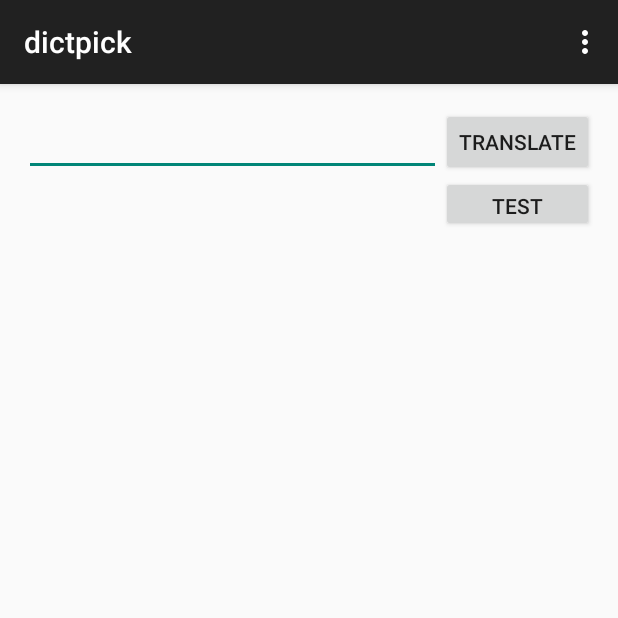
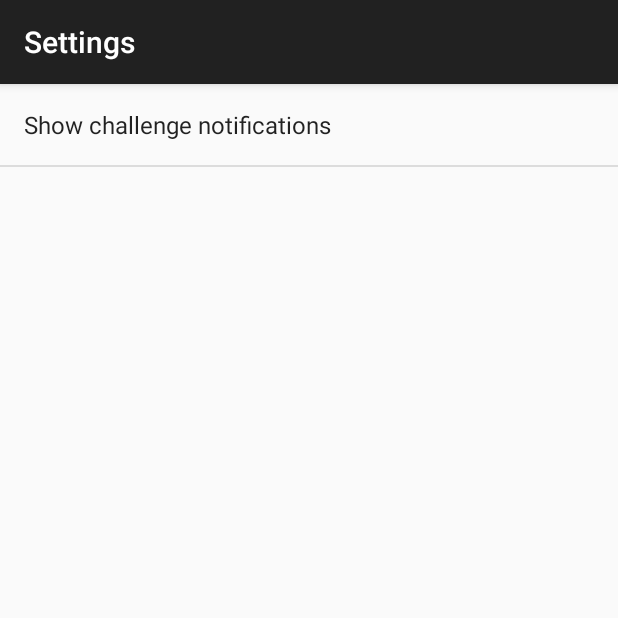
Before and after one commit to zarrro/dictpick, an Android app: the screen it shows after launch (MainActivity before the commit, SettingsActivity after it), in the options menu, after a tap on "Settings", on a phone screen of 412 x 824 dp, the top half of it. Run offline under Robolectric (Android 15) with nearby library versions, the phone set to English and light mode, and no system bars; network calls fail; 10 statements that could not run were skipped.

Commit message:
add recurring notification setting

```diff
--- /dev/null
+++ b/app/src/main/java/com/peevs/dictpick/ChallengeManager.java
@@ -0,0 +1,76 @@
+package com.peevs.dictpick;
+
+import android.app.AlarmManager;
+import android.app.PendingIntent;
+import android.content.Context;
+import android.content.Intent;
+import android.os.SystemClock;
+import android.util.Log;
+
+/**
+ * Created by zarrro on 5.10.2015 г..
+ */
+public class ChallengeManager {
+
+    private static final String TAG = ChallengeManager.class.getSimpleName();
+
+    public enum ChallengeFrequency {
+        NONE(-1), RARE(7200000), NORMAL(3600000), AGRESSIVE(60000), DEBUG(1000);
+
+        public int value;
+
+        ChallengeFrequency(int value) {
+            this.value = value;
+        }
+    }
+
+    public static final int DEBUG_NOTIFICA = 1000;
+    private final Context context;
+
+    public ChallengeManager(Context context) {
+        if (context == null)
+            throw new IllegalArgumentException("context is null");
+        this.context = context;
+    }
+
+    public void setRecurringChallenge(String frequency) {
+        setRecurringChallenge(ChallengeFrequency.valueOf(frequency));
+    }
+
+    public void setRecurringChallenge(ChallengeFrequency frequency) {
+        Log.i(TAG, "setRecurringChallenge frequency: " + frequency);
+        if (frequency != ChallengeFrequency.NONE) {
+            setRecurringChallenge(frequency.value);
+        } else {
+            disableRecurringChallange();
+        }
+    }
+
+    public void setRecurringChallenge(int delay) {
+        Log.i(TAG, "setRecurringChallenge delay: " + delay);
+
+        // AlarmManager will fire intent for the NotificationPublisher after specified time elapses
+
+        AlarmManager alarmManager =
+                (AlarmManager) context.getSystemService(Context.ALARM_SERVICE);
+        alarmManager.setRepeating(AlarmManager.ELAPSED_REALTIME_WAKEUP,
+                SystemClock.elapsedRealtime() + delay, delay, createPendingChallangeNotification());
+    }
+
+    private void disableRecurringChallange() {
+        Log.i(TAG, "disableRecurringChallange invoked");
+        // AlarmManager will fire intent for the NotificationPublisher after specified time elapses
+        AlarmManager alarmManager =
+                (AlarmManager) context.getSystemService(Context.ALARM_SERVICE);
+        alarmManager.cancel(createPendingChallangeNotification());
+    }
+
+    private PendingIntent createPendingChallangeNotification() {
+        // intent to invoke the NotificationPublisher
+        Intent notificationIntent = new Intent(context, NotificationPublisher.class);
+        PendingIntent pendingIntent =
+                PendingIntent.getBroadcast(context, 0, notificationIntent,
+                        PendingIntent.FLAG_UPDATE_CURRENT);
+        return pendingIntent;
+    }
+}
--- a/app/src/main/java/com/peevs/dictpick/MainActivity.java
+++ b/app/src/main/java/com/peevs/dictpick/MainActivity.java
@@ -1,12 +1,10 @@
 package com.peevs.dictpick;
 
-import android.app.AlarmManager;
-import android.app.PendingIntent;
-import android.content.Context;
 import android.content.Intent;
+import android.content.SharedPreferences;
 import android.os.AsyncTask;
 import android.os.Bundle;
-import android.os.SystemClock;
+import android.preference.PreferenceManager;
 import android.support.v7.app.AppCompatActivity;
 import android.text.Editable;
 import android.text.TextWatcher;
@@ -18,6 +16,9 @@ import android.widget.EditText;
 import android.widget.LinearLayout;
 import android.widget.TextView;
 import android.widget.Toast;
+
+import com.peevs.dictpick.settings.Settings;
+import com.peevs.dictpick.settings.SettingsActivity;
 
 import java.util.List;
 
@@ -35,12 +36,21 @@ public class MainActivity extends AppCompatActivity {
     protected void onCreate(Bundle savedInstanceState) {
         super.onCreate(savedInstanceState);
         setContentView(R.layout.activity_main);
+
+        PreferenceManager.setDefaultValues(this, R.xml.preferences, false);
+        SharedPreferences sharedPrefs = PreferenceManager.getDefaultSharedPreferences(this);
+
+        ChallengeManager cm = new ChallengeManager(this);
+        cm.setRecurringChallenge(
+                sharedPrefs.getString(Settings.PREF_KEY_RECURRING_CHALLENGE_FREQUENCY, "NONE"));
     }
 
     @Override
     public boolean onCreateOptionsMenu(Menu menu) {
         // Inflate the menu; this adds items to the action bar if it is present.
         getMenuInflater().inflate(R.menu.menu_main, menu);
+
+
         return true;
     }
 
@@ -52,8 +62,10 @@ public class MainActivity extends AppCompatActivity {
         int id = item.getItemId();
 
         switch (id) {
-            case R.id.action_5:
-                scheduleNotification(8000);
+            case R.id.action_settings:
+                Log.i(TAG, "settings option is sellected");
+                Intent startSettings = new Intent(this, SettingsActivity.class);
+                startActivity(startSettings);
                 return true;
             default:
                 return super.onOptionsItemSelected(item);
@@ -80,19 +92,6 @@ public class MainActivity extends AppCompatActivity {
     LinearLayout getTranslationsLayout() {
         return (LinearLayout) this.findViewById(R.id.layout_translation);
     }
-
-    private void scheduleNotification(int delay) {
-        // intent to invoke the NotificationPublisher
-        Intent notificationIntent = new Intent(this, NotificationPublisher.class);
-        PendingIntent pendingIntent = PendingIntent.getBroadcast(this, 0, notificationIntent,
-                PendingIntent.FLAG_UPDATE_CURRENT);
-
-        // AlarmManager will fire intent for the NotificationPublisher after specified time elapses
-        AlarmManager alarmManager = (AlarmManager) getSystemService(Context.ALARM_SERVICE);
-        alarmManager.setRepeating(AlarmManager.ELAPSED_REALTIME_WAKEUP,
-                SystemClock.elapsedRealtime() + delay, delay, pendingIntent);
-    }
-
 
     EditText getSrcTextBox() {
         return (EditText) this.findViewById(R.id.edit_srcText);
@@ -155,7 +154,7 @@ public class MainActivity extends AppCompatActivity {
 
             // params[0] - the source text
             // params[1] - the target text
-            ExamDbFacade examDbFacade =  new ExamDbFacade(new ExamDbHelper(MainActivity.this));
+            ExamDbFacade examDbFacade = new ExamDbFacade(new ExamDbHelper(MainActivity.this));
             return examDbFacade.saveTranslation(params[0], params[1], Constants.S_LANG,
                     Constants.T_LANG);
         }
--- /dev/null
+++ b/app/src/main/java/com/peevs/dictpick/settings/Settings.java
@@ -0,0 +1,50 @@
+package com.peevs.dictpick.settings;
+
+import android.content.SharedPreferences;
+import android.os.Bundle;
+import android.preference.PreferenceFragment;
+
+import com.peevs.dictpick.ChallengeManager;
+import com.peevs.dictpick.R;
+
+/**
+ * Created by zarrro on 1.10.2015 г..
+ */
+public class Settings extends PreferenceFragment
+        implements SharedPreferences.OnSharedPreferenceChangeListener {
+
+    private static final String TAG = Settings.class.getSimpleName();
+    public static final String PREF_KEY_RECURRING_CHALLENGE_FREQUENCY =
+            "key_pref_challenge_notifications";
+
+    @Override
+    public void onCreate(Bundle savedInstanceState) {
+        super.onCreate(savedInstanceState);
+        addPreferencesFromResource(R.xml.preferences);
+    }
+
+
+    @Override
+    public void onSharedPreferenceChanged(SharedPreferences sharedPreferences,
+                                          String key) {
+        if (key.equals(PREF_KEY_RECURRING_CHALLENGE_FREQUENCY)) {
+            ChallengeManager cm = new ChallengeManager(getActivity());
+            cm.setRecurringChallenge(
+                    sharedPreferences.getString(PREF_KEY_RECURRING_CHALLENGE_FREQUENCY, "NONE"));
+        }
+    }
+
+    @Override
+    public void onResume() {
+        super.onResume();
+        getPreferenceScreen().getSharedPreferences()
+                .registerOnSharedPreferenceChangeListener(this);
+    }
+
+    @Override
+    public void onPause() {
+        super.onPause();
+        getPreferenceScreen().getSharedPreferences()
+                .unregisterOnSharedPreferenceChangeListener(this);
+    }
+}
--- /dev/null
+++ b/app/src/main/java/com/peevs/dictpick/settings/SettingsActivity.java
@@ -0,0 +1,22 @@
+package com.peevs.dictpick.settings;
+
+import android.os.Bundle;
+import android.support.v7.app.AppCompatActivity;
+
+/**
+ * Created by zarrro on 1.10.2015 г..
+ */
+public class SettingsActivity extends AppCompatActivity {
+
+    private static final String TAG = SettingsActivity.class.getSimpleName();
+
+    @Override
+    protected void onCreate(Bundle savedInstanceState) {
+        super.onCreate(savedInstanceState);
+
+        // Display the fragment as the main content.
+        getFragmentManager().beginTransaction()
+                .replace(android.R.id.content, new Settings())
+                .commit();
+    }
+}
--- a/app/src/main/res/menu/menu_main.xml
+++ b/app/src/main/res/menu/menu_main.xml
@@ -1,9 +1,10 @@
 <menu xmlns:android="http://schemas.android.com/apk/res/android"
     xmlns:app="http://schemas.android.com/apk/res-auto"
-    xmlns:tools="http://schemas.android.com/tools" tools:context=".MainActivity">
-    <item android:id="@+id/action_settings" android:title="@string/action_settings"
-        android:orderInCategory="100" app:showAsAction="never" />
-    <item android:id="@+id/action_5"
-        android:title="10 seconds"
+    xmlns:tools="http://schemas.android.com/tools"
+    tools:context=".MainActivity">
+    <item
+        android:id="@+id/action_settings"
+        android:orderInCategory="100"
+        android:title="@string/action_settings"
         app:showAsAction="never" />
 </menu>
--- /dev/null
+++ b/app/src/main/res/values/arrays.xml
@@ -0,0 +1,11 @@
+<?xml version="1.0" encoding="utf-8"?>
+<resources>
+    <string-array
+        name="challenge_frequency">
+        <item>NONE</item>
+        <item>RARE</item>
+        <item>NORMAL</item>
+        <item>AGRESSIVE</item>
+        <item>DEBUG</item>
+    </string-array>
+</resources>
--- a/app/src/main/res/values/strings.xml
+++ b/app/src/main/res/values/strings.xml
@@ -2,5 +2,11 @@
     <string name="app_name">dictpick</string>
 
     <string name="hello_world">Hello world!</string>
+    <string name="text_string">text_string</string>
     <string name="action_settings">Settings</string>
+    <string name="menu_settings">Settings</string>
+
+    <string name="pref_challenge_notification">Show challenge notifications</string>
+
+
 </resources>
--- /dev/null
+++ b/app/src/main/res/xml/preferences.xml
@@ -0,0 +1,11 @@
+<?xml version="1.0" encoding="utf-8"?>
+<PreferenceScreen xmlns:android="http://schemas.android.com/apk/res/android">
+
+    <ListPreference
+        android:key="key_pref_challenge_notifications"
+        android:title="@string/pref_challenge_notification"
+        android:entries="@array/challenge_frequency"
+        android:entryValues="@array/challenge_frequency"
+        android:defaultValue="NONE" />
+
+</PreferenceScreen>
```
Also changed, not shown: app/src/main/AndroidManifest.xml (+4 -7 lines), app/src/main/java/com/peevs/dictpick/SettingsActivity.java (deleted, +0 -193 lines), app/src/main/res/values/strings_activity_settings.xml (deleted, +0 -61 lines), app/src/main/res/xml/pref_data_sync.xml (deleted, +0 -21 lines), app/src/main/res/xml/pref_general.xml (deleted, +0 -33 lines), app/src/main/res/xml/pref_headers.xml (deleted, +0 -14 lines), app/src/main/res/xml/pref_notification.xml (deleted, +0 -27 lines).
